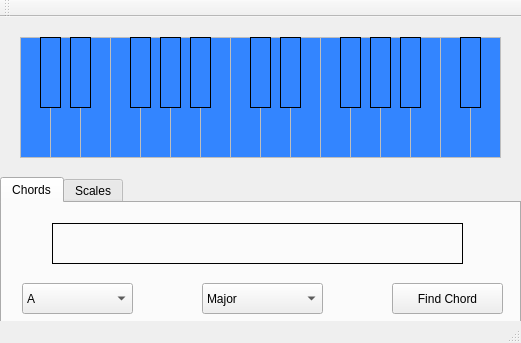
This is mainwindow.ui in tjruth99/PianoHelper as Qt 5 draws it before an edit. The edited form follows.
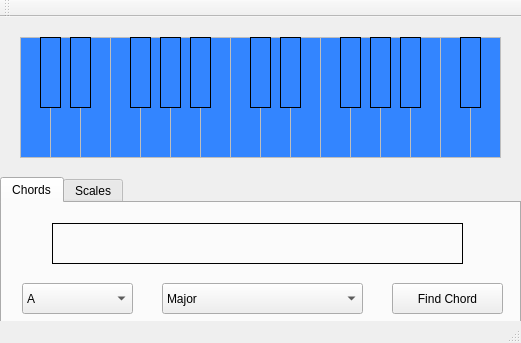
This is the edited form.

Commit message: Added functionality for the new scales

Diff of the .ui file:
```diff
--- a/mainwindow.ui
+++ b/mainwindow.ui
@@ -46,9 +46,9 @@
      <widget class="QComboBox" name="ChordsTypeComboBox">
       <property name="geometry">
        <rect>
-        <x>200</x>
+        <x>160</x>
         <y>80</y>
-        <width>121</width>
+        <width>201</width>
         <height>31</height>
        </rect>
       </property>
```
Left out of the diff: 39 changed lines with no effect on the pictures. The commit also changes 1 other file.
